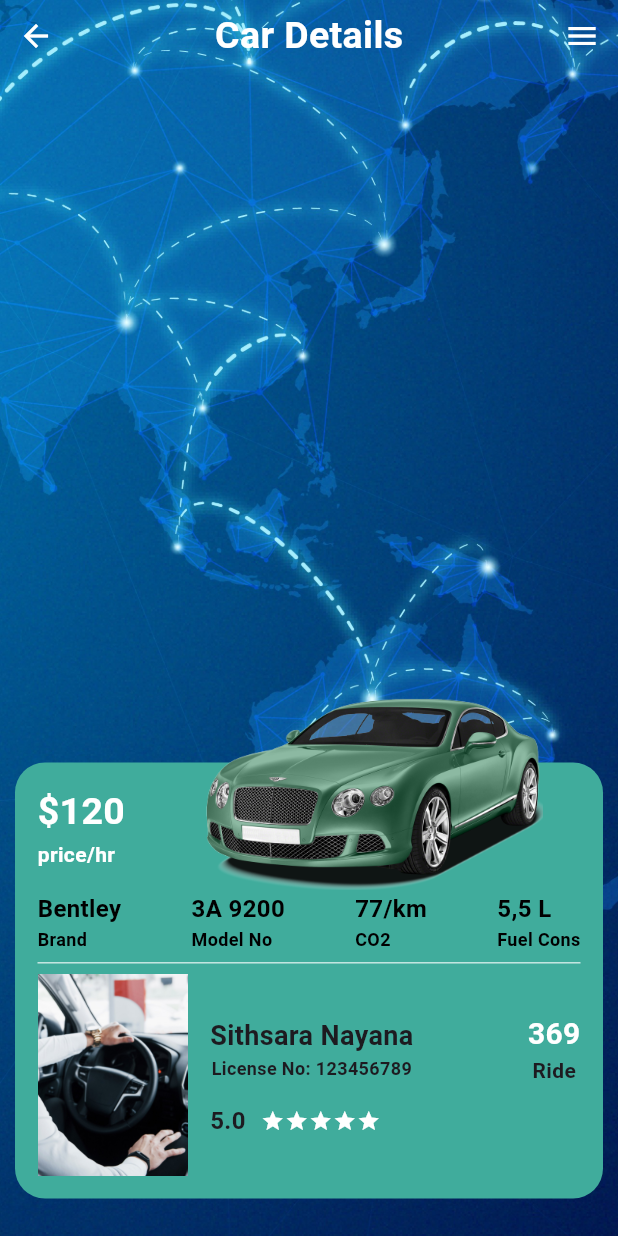
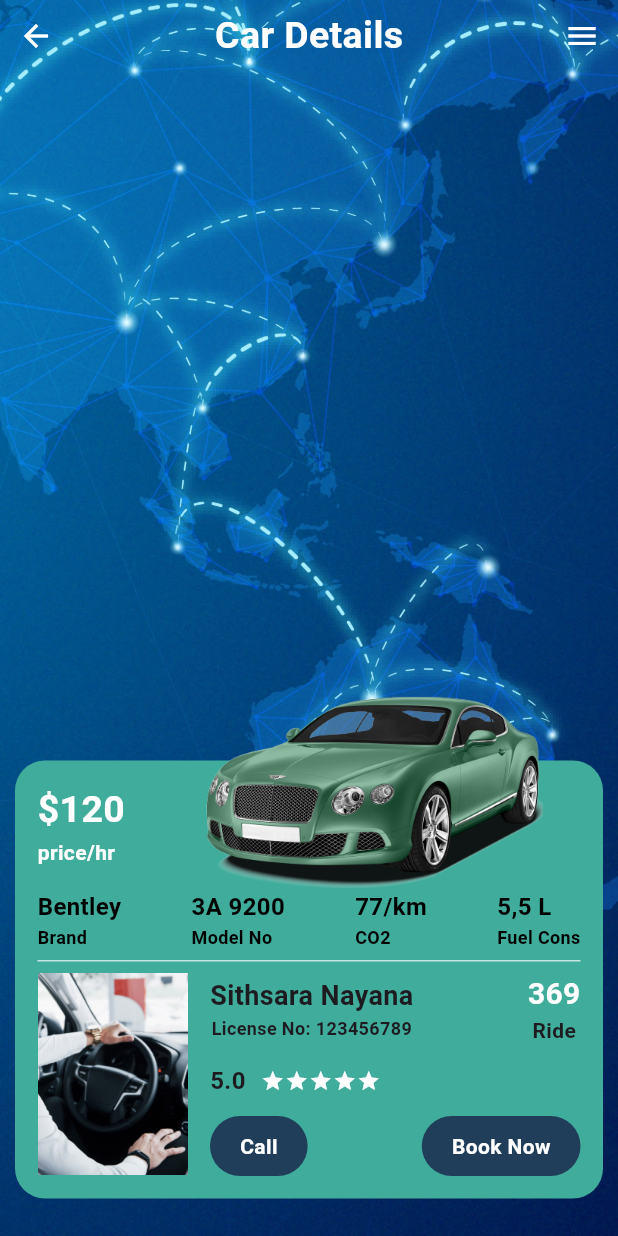
Before and after one commit to Yasitha-Bhanuka/car_app_UI, a Flutter app: the screen it shows after launch, after a tap on an icon or button, on a phone screen of 412 x 824 dp. Run offline on Flutter 3.47's test engine with Material 3 defaults, Android fonts, the phone set to English and light mode, and no system bars.

Commit message:
Add call and book now buttons to CarDetailScreen for enhanced user interaction

```diff
--- a/lib/screens/detail/car_detail_screen.dart
+++ b/lib/screens/detail/car_detail_screen.dart
@@ -113,11 +113,46 @@ class CarDetailScreen extends StatelessWidget {
                                     Icon(Icons.star,
                                         color: Colors.white, size: 16),
                                   ],
+                                ),
+                                SizedBox(height: 12),
+                                Row(
+                                  mainAxisAlignment:
+                                      MainAxisAlignment.spaceBetween,
+                                  children: [
+                                    Container(
+                                      padding: EdgeInsets.symmetric(
+                                          vertical: 10, horizontal: 20),
+                                      decoration: BoxDecoration(
+                                        borderRadius: BorderRadius.circular(20),
+                                        color: cardColor,
+                                      ),
+                                      child: Text(
+                                        "Call",
+                                        style: TextStyle(
+                                            color: Colors.white,
+                                            fontWeight: FontWeight.bold),
+                                      ),
+                                    ),
+                                    Container(
+                                      padding: EdgeInsets.symmetric(
+                                          vertical: 10, horizontal: 20),
+                                      decoration: BoxDecoration(
+                                        borderRadius: BorderRadius.circular(20),
+                                        color: cardColor,
+                                      ),
+                                      child: Text(
+                                        "Book Now",
+                                        style: TextStyle(
+                                            color: Colors.white,
+                                            fontWeight: FontWeight.bold),
+                                      ),
+                                    ),
+                                  ],
                                 )
                               ],
                             ))
                           ],
-                        )
+                        ),
                       ],
                     ),
                   ),
```
